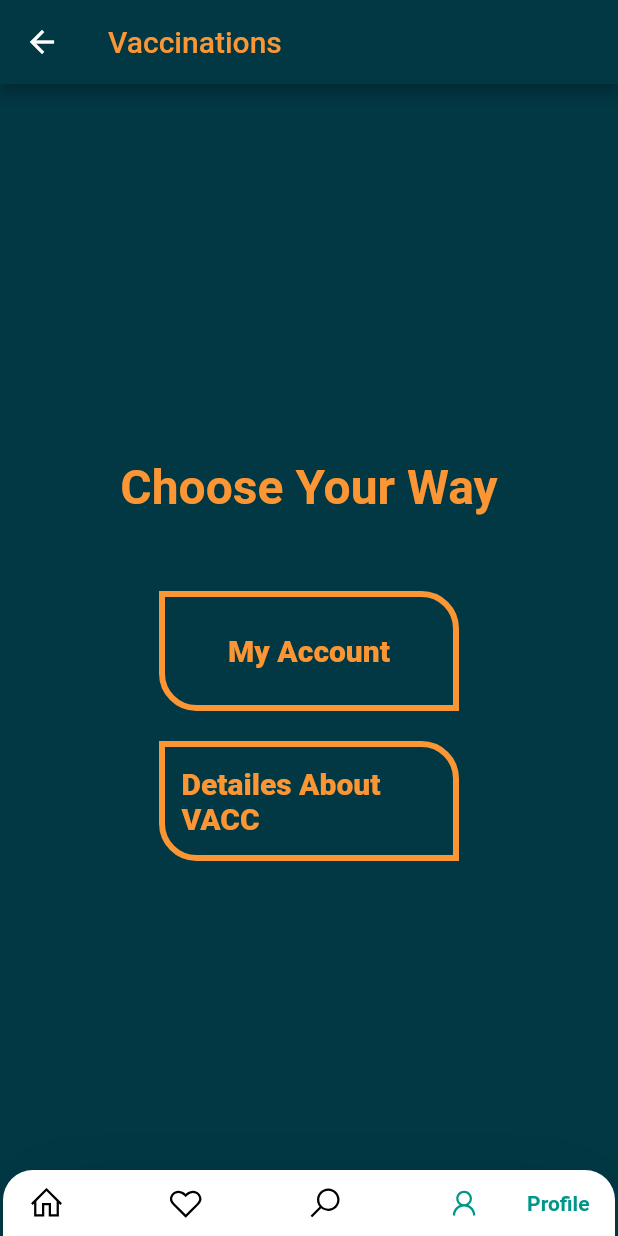
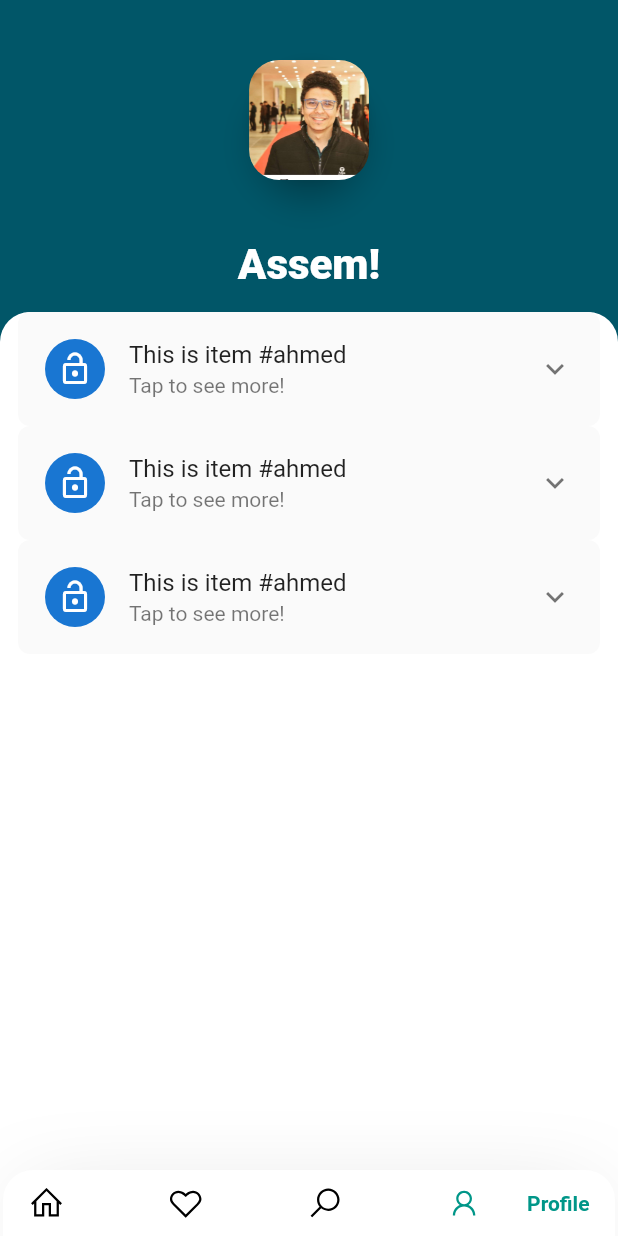
Before and after one commit to AbdallahRehab/graduation-project, a Flutter app: the screen it shows after launch, swiped to page 4, on a phone screen of 412 x 824 dp. Run offline on Flutter 3.47's test engine with Material 2 defaults, Android fonts, the phone set to English and light mode, and no system bars; drawn by our look-alikes of avatar_glow, expansion_tile_card, google_nav_bar; our stand-ins replace font_awesome_flutter, line_icons, splashscreen; missing offline and left inert: sliver_fab.

Commit message:
vacc taken

```diff
--- a/lib/Screens/GoogleNavBar.dart
+++ b/lib/Screens/GoogleNavBar.dart
@@ -4,6 +4,7 @@ import 'package:graduteproject/Screens/detailsOfFeed.dart';
 import 'package:graduteproject/Screens/feed.dart';
 import 'package:graduteproject/Screens/login.dart';
 import 'package:graduteproject/Screens/vacc1.dart';
+import 'package:graduteproject/Screens/vacctaken.dart';
 import 'package:line_icons/line_icons.dart';
 class TabPage extends StatefulWidget {
   @override
@@ -118,7 +119,7 @@ class _TabPageState extends State<TabPage> {
                 return LoginScreen();
                 break;
               case 3:
-                return Vacc1();
+                return VaccTaken();
 
                 break;
             }
--- /dev/null
+++ b/lib/Screens/vacctaken.dart
@@ -0,0 +1,199 @@
+import 'package:avatar_glow/avatar_glow.dart';
+import 'package:flutter/cupertino.dart';
+import 'package:flutter/material.dart';
+import 'package:expansion_tile_card/expansion_tile_card.dart';
+
+
+class VaccTaken extends StatefulWidget {
+  @override
+  _VaccTakenState createState() => _VaccTakenState();
+}
+
+class _VaccTakenState extends State<VaccTaken> {
+  var listd =[
+    {
+      "name" : "ahmed",
+      "age": "24",
+
+    },
+    {
+      "name" : "ahmed",
+      "age": "23",
+
+    },
+    {
+      "name" : "ahmed",
+      "age": "22",
+
+    }
+  ];
+  @override
+  Widget build(BuildContext context) {
+    return Scaffold(
+      backgroundColor: Color(0XFF015668),
+      body: SingleChildScrollView(
+        child: Stack(
+          children: <Widget>[
+            Column(
+              crossAxisAlignment: CrossAxisAlignment.center,
+              children: <Widget>[
+                Row(
+                  crossAxisAlignment: CrossAxisAlignment.center,
+                  mainAxisAlignment: MainAxisAlignment.center,
+                  children: <Widget>[
+                    AvatarGlow(
+                      startDelay: Duration(milliseconds: 1000),
+                      glowColor: Colors.cyanAccent,
+                      endRadius: 80.0,
+                      duration: Duration(milliseconds: 2000),
+                      repeat: true,
+                      showTwoGlows: true,
+                      repeatPauseDuration: Duration(milliseconds: 100),
+                      child: Material(
+                        elevation: 8.0,
+                        shape: CircleBorder(),
+                        child: ClipRRect(
+                          borderRadius: BorderRadius.circular(20),
+                          child: Image.asset(
+                            'images/asseem.jpg',
+                            height: 80,
+                          ),
+
+                          //shape: BoxShape.circle
+                        ),
+                      ),
+                      shape: BoxShape.circle,
+                      animate: true,
+                      curve: Curves.fastOutSlowIn,
+                    )
+                  ],
+                ),
+                Row(
+                  crossAxisAlignment: CrossAxisAlignment.center,
+                  mainAxisAlignment: MainAxisAlignment.center,
+                  children: <Widget>[
+                    Text("Assem!",style: TextStyle(fontSize: 28,fontWeight: FontWeight.w800,color: Colors.white),)
+                  ],
+                ),
+                SizedBox(
+                  height: 15,
+                ),
+                Container(
+                  decoration: BoxDecoration(
+                    borderRadius: BorderRadius.only(topLeft: Radius.circular(20),topRight: Radius.circular(20),),
+                    color:Colors.white,
+                  ),
+
+                  height: MediaQuery.of(context).size.height - 200,
+
+                 child: ListView.builder(
+                     itemCount: listd.length,
+                     itemBuilder: (BuildContext context,  int index) {
+                       return SingleChild(
+                         childname: listd[index]['name'],
+                         age:listd[index]['age'],
+                       );
+
+
+                     }),
+                )],
+                 ),
+               ] ),
+
+            ),
+
+        );
+
+  }
+}
+class SingleChild extends StatelessWidget {
+  final childname;
+  final age;
+
+  SingleChild({this.childname, this.age});
+
+  @override
+  Widget build(BuildContext context) {
+    return Padding(
+      padding: const EdgeInsets.symmetric(horizontal: 12.0),
+      child: ExpansionTileCard(
+        leading: CircleAvatar(child: Icon(Icons.lock_open)),
+        title: Text('This is item #$childname'),
+        subtitle: Text('Tap to see more!'),
+        children: <Widget>[
+          Divider(
+            thickness: 1.0,
+            height: 1.0,
+          ),
+          Align(
+            alignment: Alignment.centerLeft,
+            child: Padding(
+              padding: const EdgeInsets.symmetric(
+                horizontal: 16.0,
+                vertical: 8.0,
+              ),
+              child: Text(
+                """Hi there, I'm a drop-in replacement for Flutter's ExpansionTile.
+
+Use me any time you think your app could benefit from being just a bit more Material.""",
+                style: Theme.of(context)
+                    .textTheme
+                    .body1
+                    .copyWith(fontSize: 16),
+              ),
+            ),
+          ),
+//          ButtonBar(
+//            alignment: MainAxisAlignment.spaceAround,
+//            buttonHeight: 52.0,
+//            buttonMinWidth: 90.0,
+//            children: <Widget>[
+//              FlatButton(
+//                shape: RoundedRectangleBorder(
+//                    borderRadius: BorderRadius.circular(4.0)),
+//                onPressed: () {},
+//                child: Column(
+//                  children: <Widget>[
+//                    Icon(Icons.star),
+//                    Padding(
+//                      padding: const EdgeInsets.symmetric(vertical: 2.0),
+//                    ),
+//                    Text('Save'),
+//                  ],
+//                ),
+//              ),
+//              FlatButton(
+//                shape: RoundedRectangleBorder(
+//                    borderRadius: BorderRadius.circular(4.0)),
+//                onPressed: () {},
+//                child: Column(
+//                  children: <Widget>[
+//                    Icon(Icons.open_in_browser),
+//                    Padding(
+//                      padding: const EdgeInsets.symmetric(vertical: 2.0),
+//                    ),
+//                    Text('Open'),
+//                  ],
+//                ),
+//              ),
+//              FlatButton(
+//                shape: RoundedRectangleBorder(
+//                    borderRadius: BorderRadius.circular(4.0)),
+//                onPressed: () {},
+//                child: Column(
+//                  children: <Widget>[
+//                    Icon(Icons.share),
+//                    Padding(
+//                      padding: const EdgeInsets.symmetric(vertical: 2.0),
+//                    ),
+//                    Text('Share'),
+//                  ],
+//                ),
+//              ),
+//            ],
+//          ),
+        ],
+      ),
+    );
+  }
+}
--- a/pubspec.yaml
+++ b/pubspec.yaml
@@ -29,6 +29,9 @@ dependencies:
   line_icons: ^0.2.0
   direct_select: ^1.0.0
   font_awesome_flutter: ^8.7.0
+  avatar_glow: ^1.1.0
+  shape_of_view: ^1.0.2
+  expansion_tile_card: ^1.0.2+2
 
 
 
```
Also changed, not shown: images/asseem.jpg (added), pubspec.lock.
